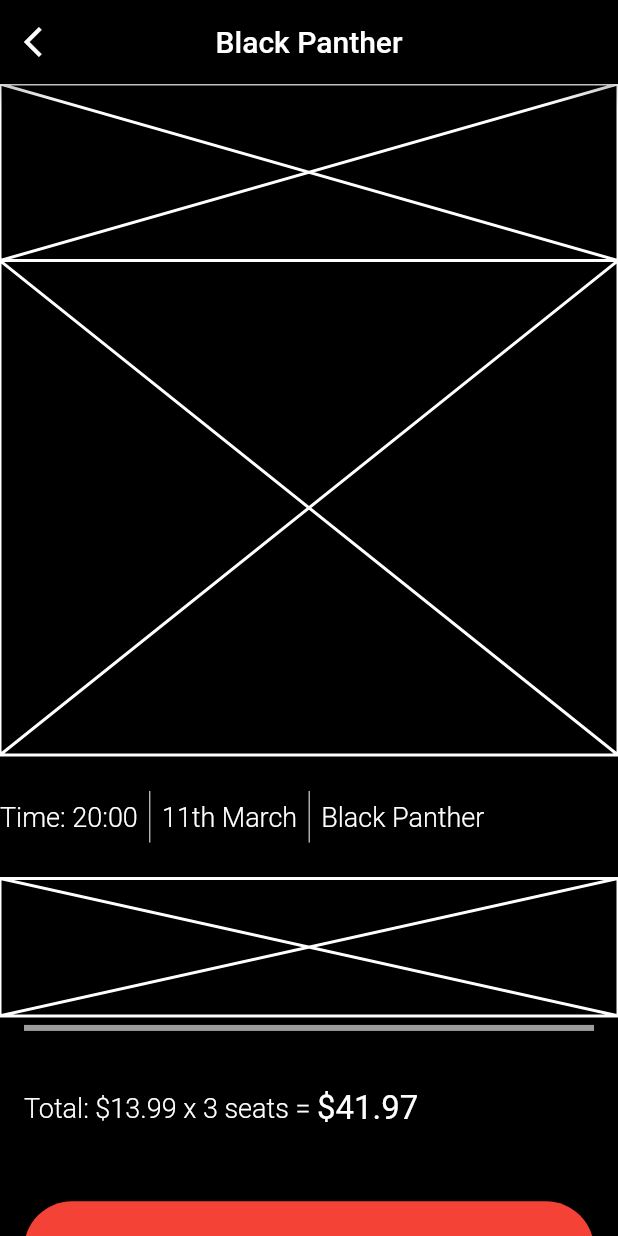
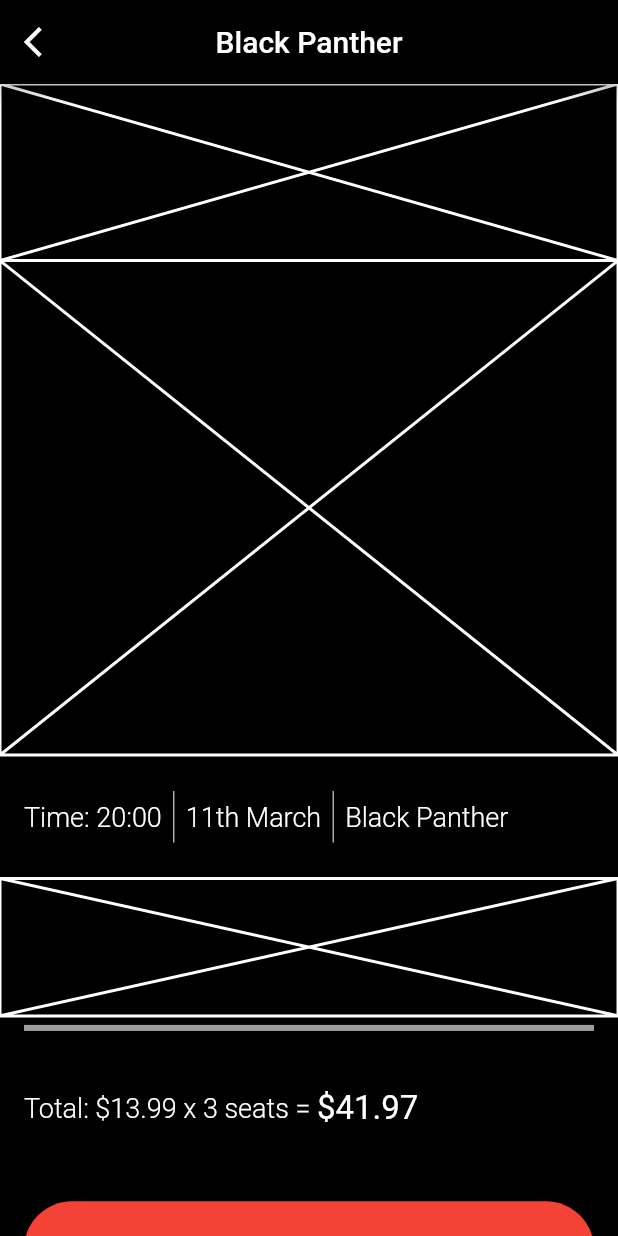
Before and after one commit to JAICHANGPARK/flutter_notebook_8th_story, a Flutter app: the screen it shows after launch, on a phone screen of 412 x 824 dp. Run offline on Flutter 3.47's test engine with Material 2 defaults, Android fonts, the phone set to English and light mode, and no system bars; our stand-ins replace badges, flutter_hooks, google_fonts, hooks_riverpod, state_notifier.

Commit message:
Update cinema_app.dart

```diff
--- a/lib/ep574_cinema_app/cinema_app.dart
+++ b/lib/ep574_cinema_app/cinema_app.dart
@@ -48,6 +48,7 @@ class _ReservePageState extends State<ReservePage> {
             ),
             Container(
               height: MediaQuery.of(context).size.height / 10,
+              padding: EdgeInsets.only(left: 16),
               child: Row(
                 children: [
                   Text("Time: 20:00",style: TextStyle(color: Colors.white, fontSize: 18, fontWeight: FontWeight.w300),),
```
